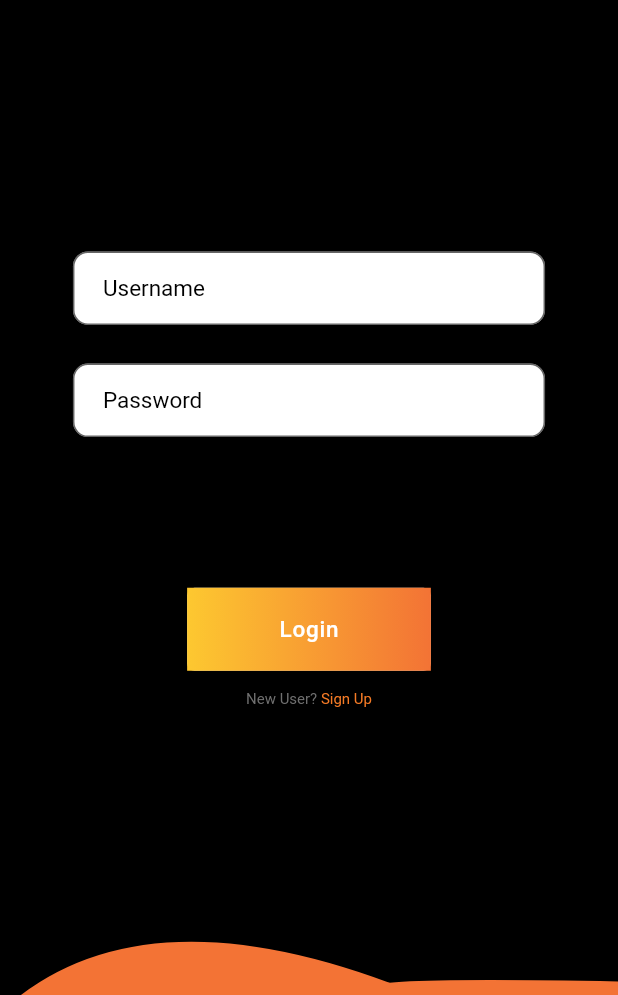
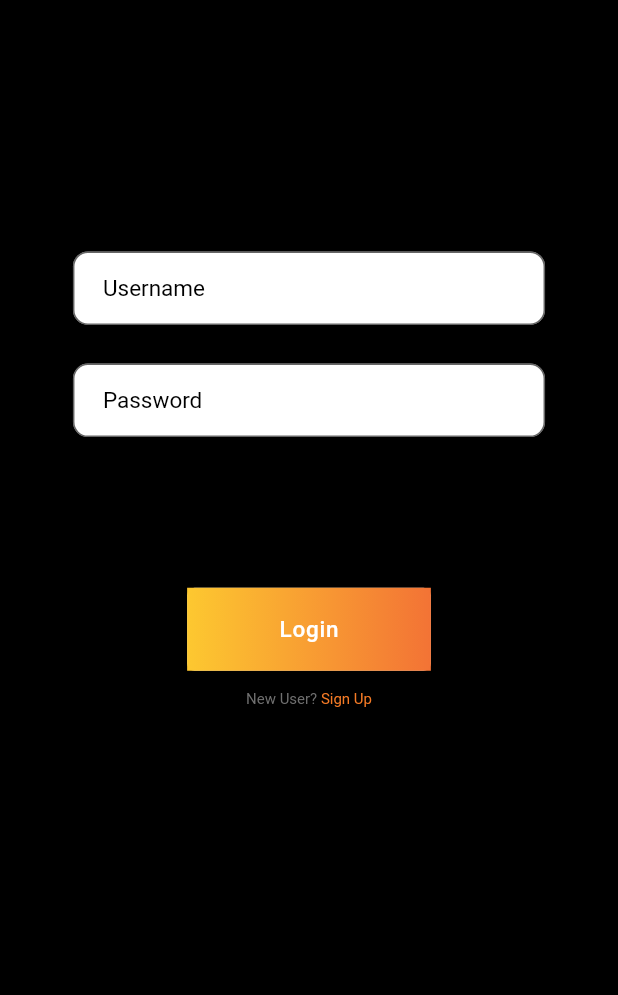
Before and after one commit to GDSC-KIIT/Rahat-App, a Flutter app: the screen it shows after launch, on a phone screen of 412 x 824 dp, the part 241-1236 px from its top. Run offline on Flutter 3.47's test engine with Material 2 defaults, Android fonts, the phone set to English and light mode, and no system bars.

Commit message:
wave remove

```diff
--- a/lib/views/signinScreen.dart
+++ b/lib/views/signinScreen.dart
@@ -162,12 +162,12 @@ class _SignInScreenState extends State<SignInScreen> {
                       )),
                 ),
               ),
-              SizedBox(
-                height: UIConstants.fitToHeight(80, context),
-              ),
-              Container(
-                alignment: Alignment.bottomCenter,
-                child: WavePainter())
+              // SizedBox(
+              //   height: UIConstants.fitToHeight(80, context),
+              // ),
+              // Container(
+              //   alignment: Alignment.bottomCenter,
+              //   child: WavePainter())
             ],
           ),
         ),
```
